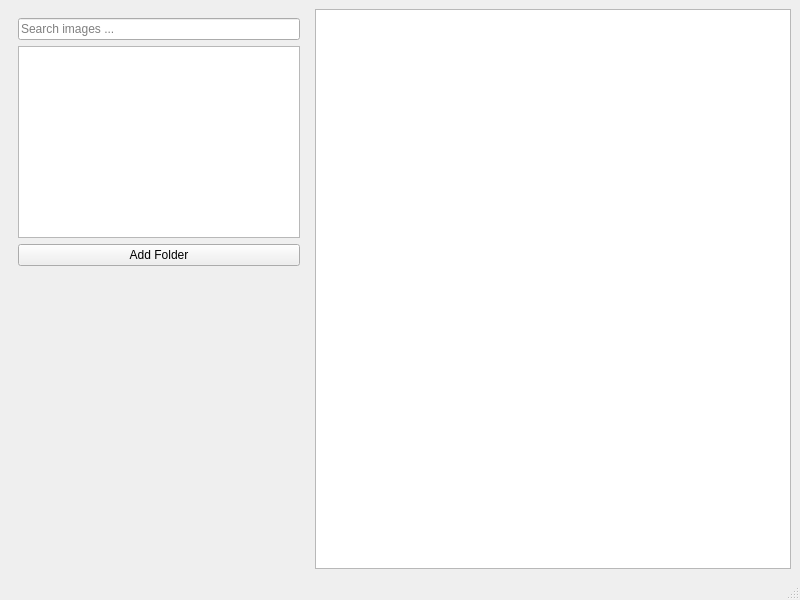
The window that dt_image_search/view/mainwindow.ui (ws2356/image-search) describes before a commit, drawn with Qt 5.
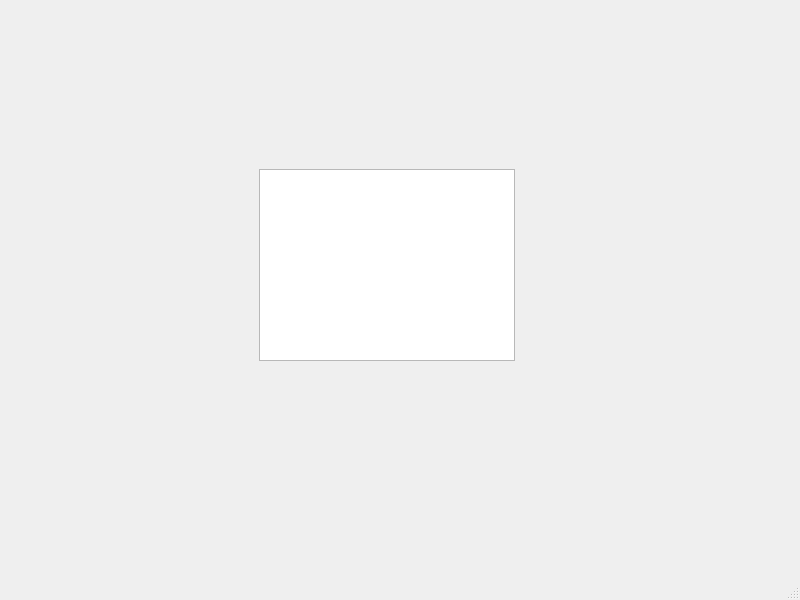
The same window after the commit. The open tabs and pages were chosen to show the change.

Commit message: render existing UI in a stacked widge to prepare for browse/search switching

Patch:
```diff
--- a/dt_image_search/view/mainwindow.ui
+++ b/dt_image_search/view/mainwindow.ui
@@ -21,7 +21,14 @@
     </sizepolicy>
    </property>
    <layout class="QHBoxLayout" name="horizontalLayout">
-    <item alignment="Qt::AlignmentFlag::AlignTop">
+    <item>
+     <widget class="QStackedWidget" name="mainStack">
+      <property name="currentIndex">
+       <number>0</number>
+      </property>
+      <widget class="QWidget" name="browsePage">
+       <layout class="QHBoxLayout" name="horizontalLayout_2">
+        <item>
      <widget class="QWidget" name="widget" native="true">
       <property name="sizePolicy">
        <sizepolicy hsizetype="Preferred" vsizetype="Expanding">
@@ -75,7 +82,23 @@
      </widget>
     </item>
     <item>
-     <widget class="QListView" name="imageListView"/>
+         <widget class="QListView" name="browseImageListView"/>
+        </item>
+       </layout>
+      </widget>
+      <widget class="QWidget" name="searchPage">
+       <widget class="QListView" name="searchImageListView">
+        <property name="geometry">
+         <rect>
+          <x>250</x>
+          <y>160</y>
+          <width>256</width>
+          <height>192</height>
+         </rect>
+        </property>
+       </widget>
+      </widget>
+     </widget>
     </item>
    </layout>
   </widget>
```
Lines whose indentation alone changed are shown as unchanged. The commit also changes 1 other file.
